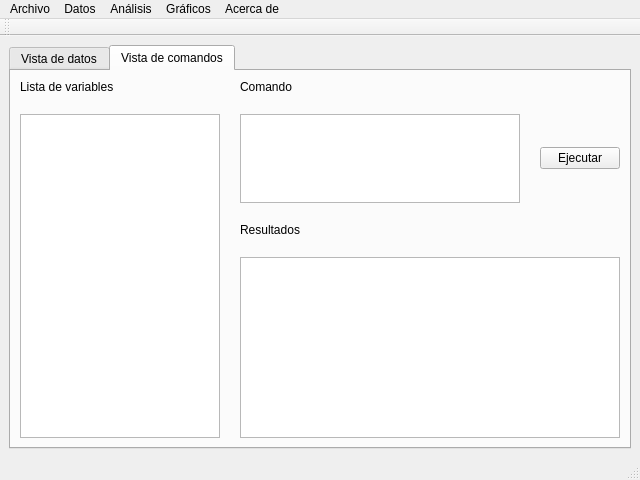
yerayrm/ULLRToolbox-Gui, file forms/mainwindow.ui: the form before one commit.
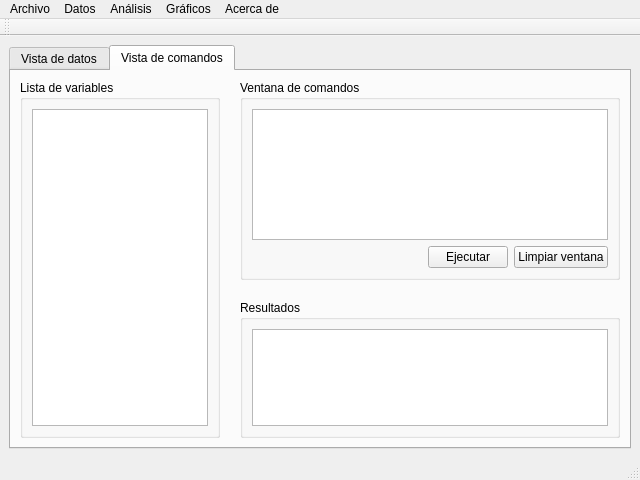
The form after the commit. Icons and pictures are not drawn.

The edit to the form file:
```diff
--- a/forms/mainwindow.ui
+++ b/forms/mainwindow.ui
@@ -63,62 +63,136 @@
           <property name="spacing">
            <number>20</number>
           </property>
-          <item row="3" column="1" colspan="2">
-           <widget class="QTextBrowser" name="text_result">
-            <property name="tabChangesFocus">
-             <bool>false</bool>
+          <item row="0" column="0" rowspan="5">
+           <widget class="QGroupBox" name="groupBox_3">
+            <property name="sizePolicy">
+             <sizepolicy hsizetype="Fixed" vsizetype="Preferred">
+              <horstretch>0</horstretch>
+              <verstretch>0</verstretch>
+             </sizepolicy>
             </property>
-            <property name="undoRedoEnabled">
-             <bool>false</bool>
-            </property>
-           </widget>
-          </item>
-          <item row="1" column="1">
-           <widget class="QTextEdit" name="edit_comandos">
             <property name="maximumSize">
              <size>
-              <width>16777215</width>
-              <height>100</height>
+              <width>200</width>
+              <height>16777215</height>
              </size>
             </property>
-           </widget>
-          </item>
-          <item row="0" column="0">
-           <widget class="QLabel" name="label_lista">
-            <property name="text">
+            <property name="title">
              <string>Lista de variables</string>
             </property>
+            <layout class="QGridLayout" name="gridLayout_7">
+             <item row="0" column="0">
+              <widget class="QListWidget" name="list_variables">
+               <property name="maximumSize">
+                <size>
+                 <width>300</width>
+                 <height>16777215</height>
+                </size>
+               </property>
+              </widget>
+             </item>
+            </layout>
            </widget>
           </item>
-          <item row="2" column="1" colspan="2">
-           <widget class="QLabel" name="label_resultados">
-            <property name="text">
+          <item row="1" column="1" rowspan="4" colspan="2">
+           <widget class="QGroupBox" name="groupBox_2">
+            <property name="sizePolicy">
+             <sizepolicy hsizetype="Expanding" vsizetype="Expanding">
+              <horstretch>0</horstretch>
+              <verstretch>0</verstretch>
+             </sizepolicy>
+            </property>
+            <property name="minimumSize">
+             <size>
+              <width>0</width>
+              <height>0</height>
+             </size>
+            </property>
+            <property name="title">
              <string>Resultados</string>
             </property>
+            <layout class="QGridLayout" name="gridLayout_6">
+             <item row="0" column="0">
+              <widget class="QTextBrowser" name="text_result">
+               <property name="tabChangesFocus">
+                <bool>false</bool>
+               </property>
+               <property name="undoRedoEnabled">
+                <bool>false</bool>
+               </property>
+              </widget>
+             </item>
+            </layout>
            </widget>
           </item>
           <item row="0" column="1" colspan="2">
-           <widget class="QLabel" name="label_ejecutar">
-            <property name="text">
-             <string>Comando</string>
+           <widget class="QGroupBox" name="groupBox">
+            <property name="sizePolicy">
+             <sizepolicy hsizetype="Expanding" vsizetype="Fixed">
+              <horstretch>0</horstretch>
+              <verstretch>0</verstretch>
+             </sizepolicy>
             </property>
-           </widget>
-          </item>
-          <item row="1" column="0" rowspan="3">
-           <widget class="QListWidget" name="list_variables">
             <property name="maximumSize">
              <size>
-              <width>200</width>
-              <height>16777215</height>
+              <width>16777215</width>
+              <height>200</height>
              </size>
             </property>
-           </widget>
-          </item>
-          <item row="1" column="2">
-           <widget class="QPushButton" name="button_ejecutar">
-            <property name="text">
-             <string>Ejecutar</string>
+            <property name="title">
+             <string>Ventana de comandos</string>
             </property>
+            <layout class="QGridLayout" name="gridLayout_4">
+             <item row="1" column="1">
+              <widget class="QPushButton" name="button_ejecutar">
+               <property name="maximumSize">
+                <size>
+                 <width>100</width>
+                 <height>16777215</height>
+                </size>
+               </property>
+               <property name="text">
+                <string>Ejecutar</string>
+               </property>
+              </widget>
+             </item>
+             <item row="1" column="2">
+              <widget class="QPushButton" name="button_clean">
+               <property name="maximumSize">
+                <size>
+                 <width>100</width>
+                 <height>16777215</height>
+                </size>
+               </property>
+               <property name="text">
+                <string>Limpiar ventana</string>
+               </property>
+              </widget>
+             </item>
+             <item row="1" column="0">
+              <spacer name="horizontalSpacer">
+               <property name="orientation">
+                <enum>Qt::Horizontal</enum>
+               </property>
+               <property name="sizeHint" stdset="0">
+                <size>
+                 <width>40</width>
+                 <height>20</height>
+                </size>
+               </property>
+              </spacer>
+             </item>
+             <item row="0" column="0" colspan="3">
+              <widget class="QTextEdit" name="edit_comandos">
+               <property name="maximumSize">
+                <size>
+                 <width>16777215</width>
+                 <height>16777215</height>
+                </size>
+               </property>
+              </widget>
+             </item>
+            </layout>
            </widget>
           </item>
          </layout>
```
Left out of the diff: 24 changed lines with no effect on the pictures.
